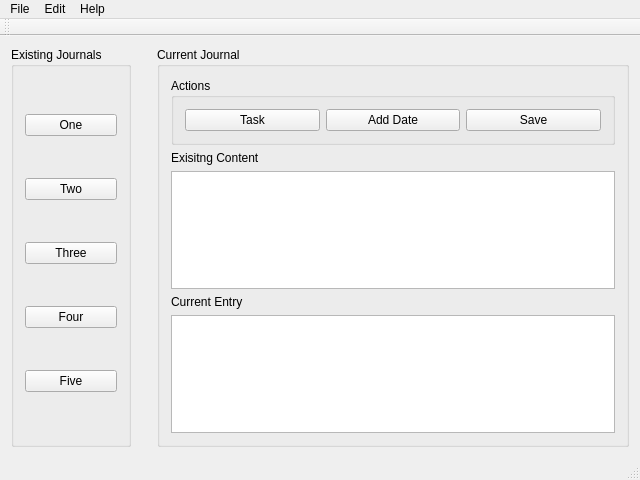
This is mainwindow.ui in aBluePawn/JournalManager as Qt 5 draws it before an edit. The edited form follows.
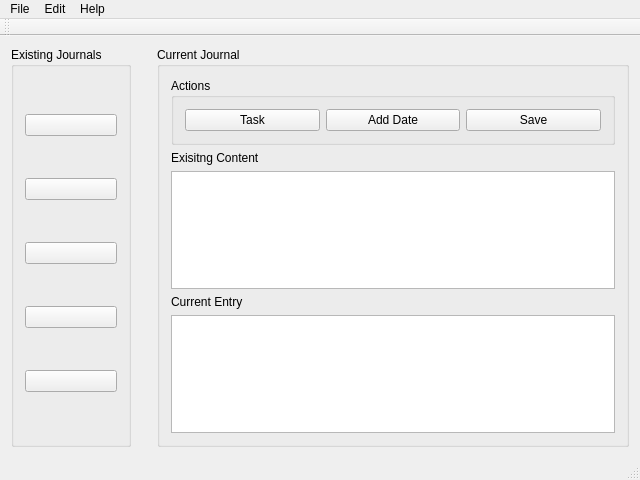
This is the edited form.

```diff
--- a/mainwindow.ui
+++ b/mainwindow.ui
@@ -35,37 +35,37 @@
       </property>
       <layout class="QVBoxLayout" name="verticalLayout_2">
        <item>
-        <widget class="QPushButton" name="pushButton_5">
+        <widget class="QPushButton" name="pushButton_1">
          <property name="text">
-          <string>One</string>
-         </property>
-        </widget>
-       </item>
-       <item>
-        <widget class="QPushButton" name="pushButton_4">
-         <property name="text">
-          <string>Two</string>
-         </property>
-        </widget>
-       </item>
-       <item>
-        <widget class="QPushButton" name="pushButton_3">
-         <property name="text">
-          <string>Three</string>
+          <string/>
          </property>
         </widget>
        </item>
        <item>
         <widget class="QPushButton" name="pushButton_2">
          <property name="text">
-          <string>Four</string>
+          <string/>
          </property>
         </widget>
        </item>
        <item>
-        <widget class="QPushButton" name="pushButton">
+        <widget class="QPushButton" name="pushButton_3">
          <property name="text">
-          <string>Five</string>
+          <string/>
+         </property>
+        </widget>
+       </item>
+       <item>
+        <widget class="QPushButton" name="pushButton_4">
+         <property name="text">
+          <string/>
+         </property>
+        </widget>
+       </item>
+       <item>
+        <widget class="QPushButton" name="pushButton_5">
+         <property name="text">
+          <string/>
          </property>
         </widget>
        </item>
```
